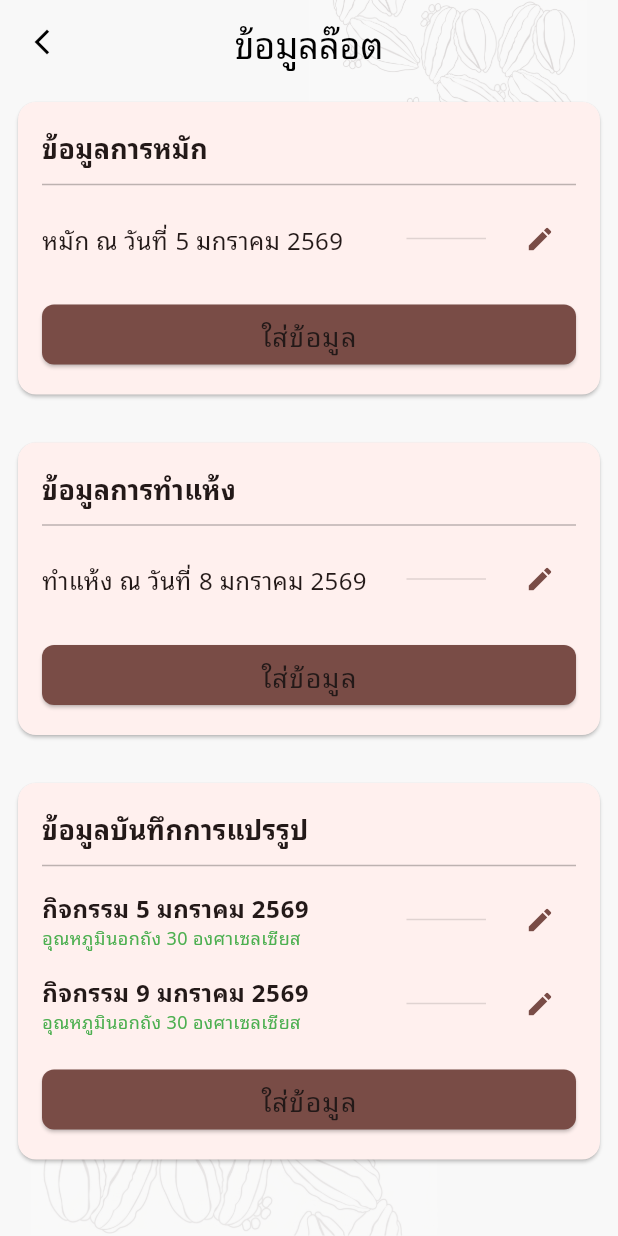
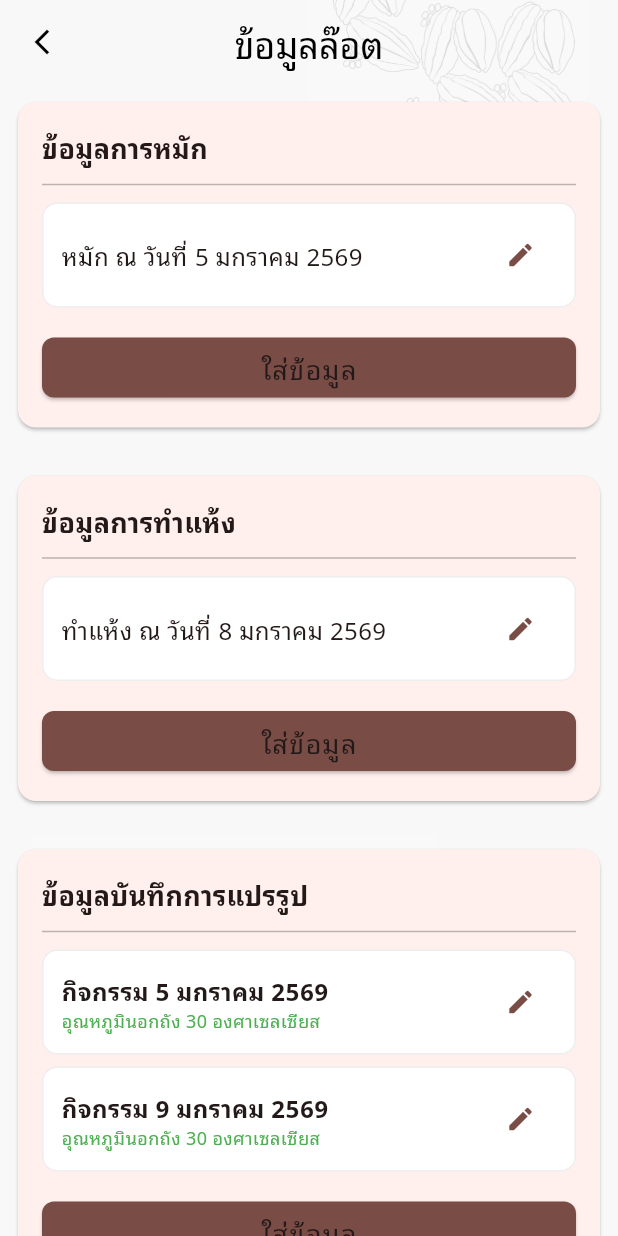
Before and after one commit to Cocoa-CUSAR-dev/mobile-app, a Flutter app: the BatchDetailPage screen opened directly with empty values, on a phone screen of 412 x 824 dp. Run offline on Flutter 3.47's test engine with Material 3 defaults, Android fonts, the phone set to English and light mode, and no system bars; our stand-ins replace bloc, equatable, file_picker, flutter_bloc, flutter_secure_storage, sentry_flutter; missing offline and left inert: dart:js_interop, maplibre_gl; accounts and stored records are empty; network calls fail.

Commit message:
fix(APP-UI): DataRecordContainer rows -- bordered row instead of stretched blank divider
Each item row was text + an empty Divider stretched via Expanded to
fill whatever space the (usually absent) edit button didn't use --
on the farm/hub/processing-station pages, which never pass onEdit,
that read as a blank form line next to the text instead of a data
row (reported live on the Farm page's plot list). Now a bordered,
rounded row matching the app's card styling elsewhere, with the
item content on the left and the edit icon (if any) on the right.

Fixes #55

```diff
--- a/lib/widgets/components/data_record_container.dart
+++ b/lib/widgets/components/data_record_container.dart
@@ -110,27 +110,21 @@ class _DataRecordContainerState<TItem>
                 separatorBuilder: (context, index) => const SizedBox(height: 8),
                 itemBuilder: (context, index) {
                   final item = itemsToShow[index];
-                  return Row(
+                  return Container(
+                    padding: const EdgeInsets.symmetric(horizontal: 12, vertical: 10),
+                    decoration: BoxDecoration(
+                      color: Colors.white,
+                      borderRadius: BorderRadius.circular(10),
+                      border: Border.all(color: Colors.grey.shade200),
+                    ),
+                    child: Row(
                       children: [
                         // ส่วนของข้อมูล (Item Builder)
                         Expanded(
-                        flex: 3,
                           child: widget.itemBuilder(context, item),
                         ),
 
-
-                      // เส้นคั่นกลาง (แก้ไขปัญหา Infinite Width)
-                      const Expanded(
-                        child: Padding(
-                          padding: EdgeInsets.symmetric(horizontal: 12),
-                          child: Divider(color: Colors.black12),
-                        ),
-                      ),
-
                         // ส่วนของปุ่ม Actions
-                      Row(
-                        mainAxisSize: MainAxisSize.min,
-                        children: [
                         if (widget.onEdit != null)
                           IconButton(
                             onPressed: () => widget.onEdit!(item),
@@ -140,7 +134,6 @@ class _DataRecordContainerState<TItem>
                           ),
                       ],
                     ),
-                    ],
                   );
                 },
               ),
```
Lines whose indentation alone changed are shown as unchanged.
